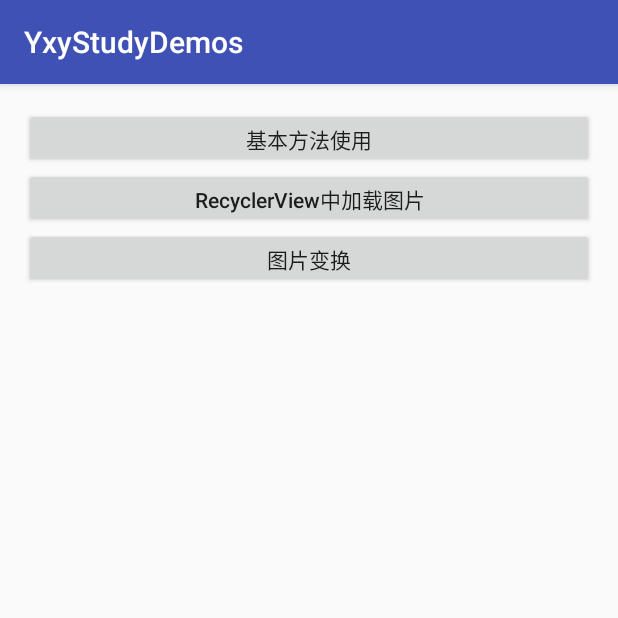
After one commit to yangxinyu56/YxyStudyDemos, an Android app: the GlideActivity screen opened directly, with no data from a screen before it, on a phone screen of 412 x 824 dp, the top half of it. The commit adds this screen. Run offline under Robolectric (Android 15) with nearby library versions, the phone set to English and light mode, and no system bars; our stand-ins replace data binding.

Commit message:
glide的基本使用

```diff
--- a/app/src/main/java/com/study/yxy/demos/ui/MainActivity.java
+++ b/app/src/main/java/com/study/yxy/demos/ui/MainActivity.java
@@ -12,6 +12,7 @@ import com.study.yxy.demos.R;
 import com.study.yxy.demos.bean.MainItemEntity;
 import com.study.yxy.demos.databinding.ActivityMainBinding;
 import com.study.yxy.demos.ui.adapter.ListAdapter;
+import com.study.yxy.demos.ui.glide.GlideActivity;
 
 import java.util.ArrayList;
 import java.util.List;
@@ -55,6 +56,9 @@ public class MainActivity extends AppCompatActivity {
             case 0:
                 startActivity(new Intent(this,ViewPagerActivity.class));
                 break;
+            case 1:
+                startActivity(new Intent(this,GlideActivity.class));
+                break;
             default:
                 break;
         }
--- /dev/null
+++ b/app/src/main/java/com/study/yxy/demos/ui/glide/GlideActivity.java
@@ -0,0 +1,37 @@
+package com.study.yxy.demos.ui.glide;
+
+import android.content.Intent;
+import android.databinding.DataBindingUtil;
+import android.os.Bundle;
+import android.support.v7.app.AppCompatActivity;
+import android.view.View;
+
+import com.study.yxy.demos.R;
+import com.study.yxy.demos.databinding.ActivityGlideBinding;
+
+public class GlideActivity extends AppCompatActivity implements View.OnClickListener {
+
+    @Override
+    protected void onCreate(Bundle savedInstanceState) {
+        super.onCreate(savedInstanceState);
+        ActivityGlideBinding binding = DataBindingUtil.setContentView(this, R.layout.activity_glide);
+        binding.setClickListener(this);
+    }
+
+    @Override
+    public void onClick(View v) {
+        switch (v.getId()){
+            case R.id.btn_glide_demo1:
+                startActivity(new Intent(this,GlideBaseActivity.class));
+                break;
+            case R.id.btn_glide_demo2:
+                startActivity(new Intent(this,GlideRecyclerActivity.class));
+                break;
+            case R.id.btn_glide_demo3:
+                startActivity(new Intent(this,GlideTransformationsActivity.class));
+                break;
+            default:
+                break;
+        }
+    }
+}
--- /dev/null
+++ b/app/src/main/res/layout/activity_glide.xml
@@ -0,0 +1,50 @@
+<?xml version="1.0" encoding="utf-8"?>
+<layout xmlns:android="http://schemas.android.com/apk/res/android"
+    xmlns:tools="http://schemas.android.com/tools">
+
+    <data>
+
+        <variable
+            name="clickListener"
+            type="android.view.View.OnClickListener" />
+    </data>
+
+    <LinearLayout
+        android:id="@+id/activity_glide"
+        android:layout_width="match_parent"
+        android:layout_height="match_parent"
+        android:orientation="vertical"
+        android:paddingBottom="@dimen/activity_vertical_margin"
+        android:paddingLeft="@dimen/activity_horizontal_margin"
+        android:paddingRight="@dimen/activity_horizontal_margin"
+        android:paddingTop="@dimen/activity_vertical_margin"
+        tools:context="com.study.yxy.demos.ui.glide.GlideActivity">
+
+        <Button
+            android:id="@+id/btn_glide_demo1"
+            android:layout_width="match_parent"
+            android:layout_height="@dimen/common_btn_height"
+            android:gravity="center"
+            android:onClick="@{clickListener}"
+            android:text="基本方法使用"
+            android:textAllCaps="false" />
+
+        <Button
+            android:id="@+id/btn_glide_demo2"
+            android:layout_width="match_parent"
+            android:layout_height="@dimen/common_btn_height"
+            android:gravity="center"
+            android:onClick="@{clickListener}"
+            android:text="RecyclerView中加载图片"
+            android:textAllCaps="false" />
+
+        <Button
+            android:id="@+id/btn_glide_demo3"
+            android:layout_width="match_parent"
+            android:layout_height="@dimen/common_btn_height"
+            android:gravity="center"
+            android:onClick="@{clickListener}"
+            android:text="图片变换"
+            android:textAllCaps="false" />
+    </LinearLayout>
+</layout>
--- a/app/src/main/res/values/strings.xml
+++ b/app/src/main/res/values/strings.xml
@@ -2,7 +2,7 @@
     <string name="app_name">YxyStudyDemos</string>
     <string-array name="main_list_demo_names">
         <item>ViewPager+TabLayout</item>
-        <item>bb</item>
+        <item>Glide</item>
         <item>cc</item>
         <item>dd</item>
         <item>ee</item>
```
Also changed, not shown: app/src/main/AndroidManifest.xml (+6 -2 lines), app/src/main/java/com/study/yxy/demos/ui/glide/GlideBaseActivity.java (added, +28 -0 lines), app/src/main/java/com/study/yxy/demos/ui/glide/GlideRecyclerActivity.java (added, +15 -0 lines), app/src/main/java/com/study/yxy/demos/ui/glide/GlideTransformationsActivity.java (added, +15 -0 lines), app/src/main/res/layout/activity_glide_base.xml (added, +42 -0 lines), app/src/main/res/layout/activity_glide_recycler.xml (added, +13 -0 lines), app/src/main/res/layout/activity_glide_transformations.xml (added, +13 -0 lines), app/src/main/res/drawable/maomi_mashaji.gif (added), app/src/main/res/mipmap-xxhdpi/meinv01.jpg (added).
